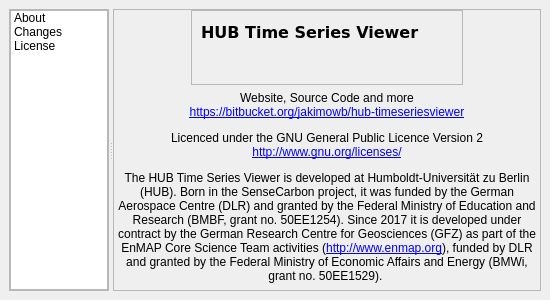
Old version of the form timeseriesviewer/ui/aboutdialog.ui in the repository jakimowb/eo-time-series-viewer.
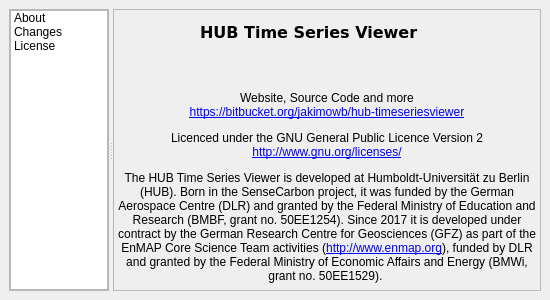
New version of the form. The open tabs and pages were chosen to show the change. Icons and pictures are not drawn.

Commit message: added infos to CHANGES.txt smaller fixes in *.ui and mapvisualization.py fixed deploy.py

The edit to the form file:
```diff
--- a/timeseriesviewer/ui/aboutdialog.ui
+++ b/timeseriesviewer/ui/aboutdialog.ui
@@ -223,7 +223,7 @@
                 </size>
                </property>
                <property name="frameShape">
-                <enum>QFrame::StyledPanel</enum>
+                <enum>QFrame::NoFrame</enum>
                </property>
                <property name="frameShadow">
                 <enum>QFrame::Raised</enum>
```
Left out of the diff: 2 changed lines with no effect on the pictures. The commit also changes 5 other files.
